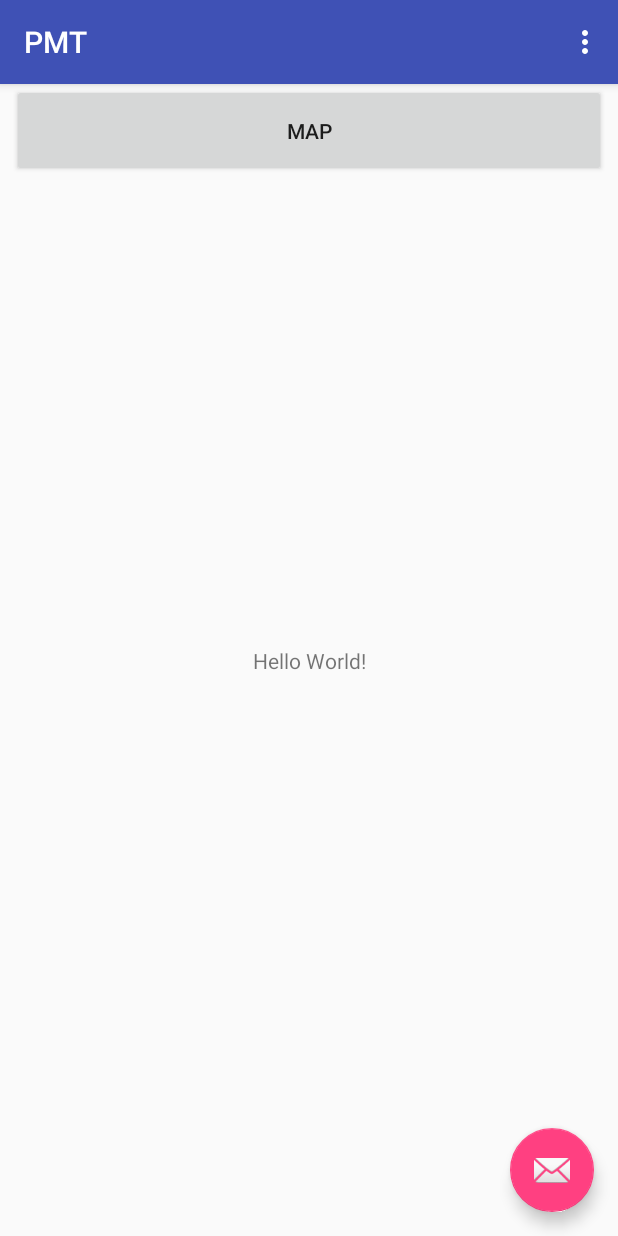
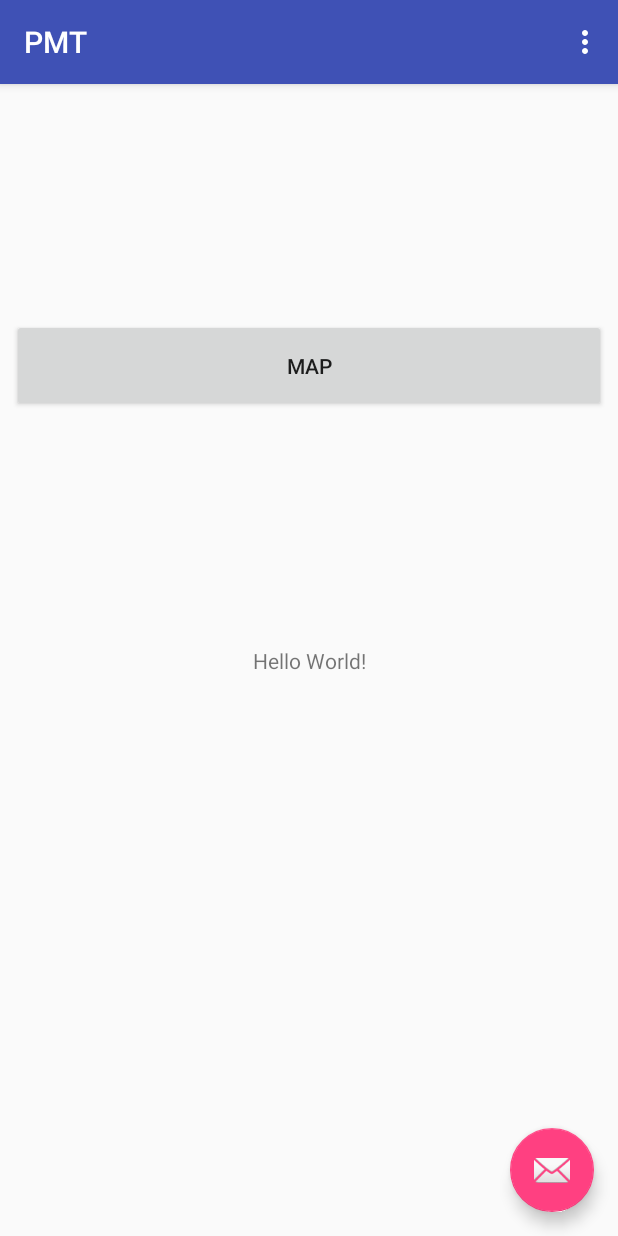
Before and after one commit to harrygillingham/PMT, an Android app: the MainActivity screen opened directly, with no data from a screen before it, on a phone screen of 412 x 824 dp. Run offline under Robolectric (Android 15) with nearby library versions, the phone set to English and light mode, and no system bars.

Commit message:
Maps Beginning

```diff
--- a/app/src/main/AndroidManifest.xml
+++ b/app/src/main/AndroidManifest.xml
@@ -36,7 +36,9 @@
 
         <activity
             android:name=".MapsActivity"
-            android:label="@string/title_activity_maps"></activity>
+            android:label="@string/title_activity_maps"
+            android:parentActivityName=".MainActivity">
+        </activity>
         <activity
             android:name=".MainActivity"
             android:label="@string/app_name"
--- a/app/src/main/java/com/example/gillingham/pmt/MainActivity.java
+++ b/app/src/main/java/com/example/gillingham/pmt/MainActivity.java
@@ -1,5 +1,6 @@
 package com.example.gillingham.pmt;
 
+import android.content.Intent;
 import android.os.Bundle;
 import android.support.design.widget.FloatingActionButton;
 import android.support.design.widget.Snackbar;
@@ -49,4 +50,9 @@ public class MainActivity extends AppCompatActivity {
 
         return super.onOptionsItemSelected(item);
     }
+
+    public void launchMaps(View view) {
+        Intent intent = new Intent(this, MapsActivity.class);
+        startActivity(intent);
+    }
 }
--- a/app/src/main/java/com/example/gillingham/pmt/MapsActivity.java
+++ b/app/src/main/java/com/example/gillingham/pmt/MapsActivity.java
@@ -39,8 +39,8 @@ public class MapsActivity extends FragmentActivity implements OnMapReadyCallback
         mMap = googleMap;
 
         // Add a marker in Sydney and move the camera
-        LatLng sydney = new LatLng(-34, 151);
-        mMap.addMarker(new MarkerOptions().position(sydney).title("Marker in Sydney"));
-        mMap.moveCamera(CameraUpdateFactory.newLatLng(sydney));
+        LatLng bournemouth = new LatLng(50.721680, -1.878530);
+        mMap.addMarker(new MarkerOptions().position(bournemouth).title("Marker in  Bournemouth"));
+        mMap.moveCamera(CameraUpdateFactory.newLatLng(bournemouth));
     }
 }
--- a/app/src/main/res/layout/content_main.xml
+++ b/app/src/main/res/layout/content_main.xml
@@ -9,6 +9,7 @@
     tools:showIn="@layout/activity_main">
 
     <TextView
+        android:id="@+id/textView"
         android:layout_width="wrap_content"
         android:layout_height="wrap_content"
         android:text="Hello World!"
@@ -22,10 +23,14 @@
         android:layout_width="0dp"
         android:layout_height="62dp"
         android:layout_marginStart="8dp"
+        android:layout_marginTop="8dp"
         android:layout_marginEnd="8dp"
+        android:layout_marginBottom="8dp"
+        android:onClick="launchMaps"
         android:text="Map"
+        app:layout_constraintBottom_toTopOf="@+id/textView"
         app:layout_constraintEnd_toEndOf="parent"
         app:layout_constraintStart_toStartOf="parent"
-        tools:layout_editor_absoluteY="192dp" />
+        app:layout_constraintTop_toTopOf="parent" />
 
 </android.support.constraint.ConstraintLayout>
```
